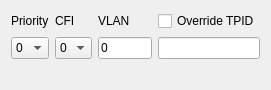
pstavirs/ostinato, file common/vlan.ui: the form before one commit.
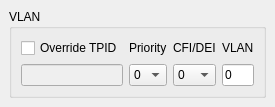
The form after the commit.

What changed in the file:
```diff
--- a/common/vlan.ui
+++ b/common/vlan.ui
@@ -5,49 +5,81 @@
    <rect>
     <x>0</x>
     <y>0</y>
-    <width>271</width>
-    <height>90</height>
+    <width>268</width>
+    <height>96</height>
    </rect>
   </property>
   <property name="windowTitle" >
    <string>Form</string>
   </property>
+  <layout class="QHBoxLayout" >
+   <property name="spacing" >
+    <number>6</number>
+   </property>
+   <property name="leftMargin" >
+    <number>9</number>
+   </property>
+   <property name="topMargin" >
+    <number>9</number>
+   </property>
+   <property name="rightMargin" >
+    <number>9</number>
+   </property>
+   <property name="bottomMargin" >
+    <number>9</number>
+   </property>
+   <item>
+    <widget class="QGroupBox" name="groupBox" >
+     <property name="title" >
+      <string>VLAN</string>
+     </property>
   <layout class="QGridLayout" >
    <item row="0" column="0" >
-    <layout class="QGridLayout" >
-     <item row="0" column="0" >
+       <widget class="QCheckBox" name="cbTpidOverride" >
+        <property name="enabled" >
+         <bool>true</bool>
+        </property>
+        <property name="text" >
+         <string>Override TPID</string>
+        </property>
+       </widget>
+      </item>
+      <item row="0" column="1" >
       <widget class="QLabel" name="label_9" >
        <property name="text" >
         <string>Priority</string>
        </property>
       </widget>
      </item>
-     <item row="0" column="1" >
-      <widget class="QLabel" name="label_8" >
-       <property name="text" >
-        <string>CFI</string>
-       </property>
-      </widget>
-     </item>
      <item row="0" column="2" >
-      <widget class="QLabel" name="label_10" >
+       <widget class="QLabel" name="label_8" >
        <property name="text" >
-        <string>VLAN</string>
+         <string>CFI/DEI</string>
        </property>
       </widget>
      </item>
      <item row="0" column="3" >
-      <widget class="QCheckBox" name="cbCvlanTpidOverride" >
-       <property name="enabled" >
-        <bool>true</bool>
-       </property>
+       <widget class="QLabel" name="label_10" >
        <property name="text" >
-        <string>Override TPID</string>
+         <string>VLAN</string>
        </property>
       </widget>
      </item>
      <item row="1" column="0" >
-      <widget class="QComboBox" name="cmbCvlanPrio" >
+       <widget class="QLineEdit" name="leTpid" >
+        <property name="enabled" >
+         <bool>false</bool>
+        </property>
+        <property name="inputMask" >
+         <string>>HH HH; </string>
+        </property>
+        <property name="text" >
+         <string> </string>
+        </property>
+       </widget>
+      </item>
+      <item row="1" column="1" >
+       <widget class="QComboBox" name="cmbPrio" >
        <property name="enabled" >
         <bool>true</bool>
        </property>
@@ -93,31 +125,21 @@
        </item>
       </widget>
      </item>
-     <item row="1" column="1" >
-      <widget class="QComboBox" name="cmbCvlanCfi" >
-       <property name="enabled" >
-        <bool>true</bool>
-       </property>
-       <item>
-        <property name="text" >
-         <string>0</string>
-        </property>
-       </item>
-       <item>
-        <property name="text" >
-         <string>1</string>
-        </property>
-       </item>
-      </widget>
-     </item>
      <item row="1" column="2" >
-      <widget class="QLineEdit" name="leCvlanId" >
+       <widget class="QComboBox" name="cmbCfiDei" >
        <property name="enabled" >
         <bool>true</bool>
        </property>
+        <item>
        <property name="text" >
         <string>0</string>
        </property>
+        </item>
+        <item>
+         <property name="text" >
+          <string>1</string>
+         </property>
+        </item>
       </widget>
      </item>
      <item row="1" column="3" >
@@ -125,41 +147,13 @@
        <property name="enabled" >
         <bool>true</bool>
        </property>
-       <property name="inputMask" >
-        <string>>HH HH; </string>
-       </property>
        <property name="text" >
-        <string> </string>
+         <string>0</string>
        </property>
       </widget>
      </item>
     </layout>
-   </item>
-   <item row="0" column="1" >
-    <spacer>
-     <property name="orientation" >
-      <enum>Qt::Horizontal</enum>
-     </property>
-     <property name="sizeHint" >
-      <size>
-       <width>40</width>
-       <height>20</height>
-      </size>
-     </property>
-    </spacer>
-   </item>
-   <item row="1" column="0" >
-    <spacer>
-     <property name="orientation" >
-      <enum>Qt::Vertical</enum>
-     </property>
-     <property name="sizeHint" >
-      <size>
-       <width>20</width>
-       <height>40</height>
-      </size>
-     </property>
-    </spacer>
+    </widget>
    </item>
   </layout>
  </widget>
```
Left out of the diff: 25 changed lines with no effect on the pictures. Lines whose indentation alone changed are shown as unchanged.
